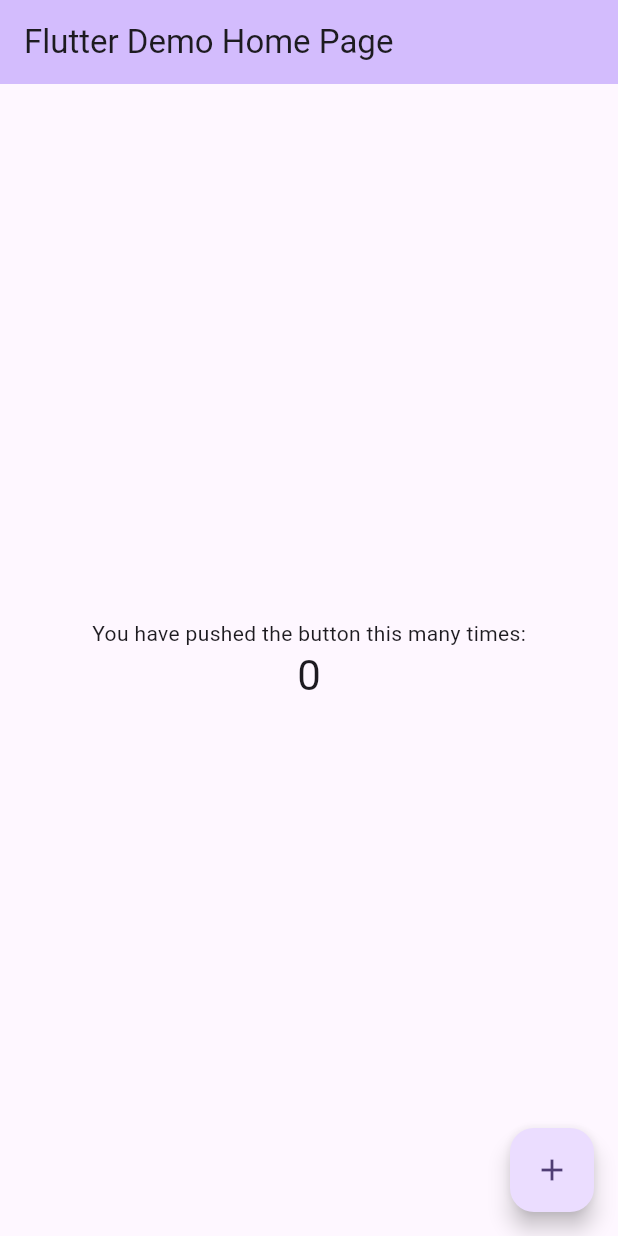
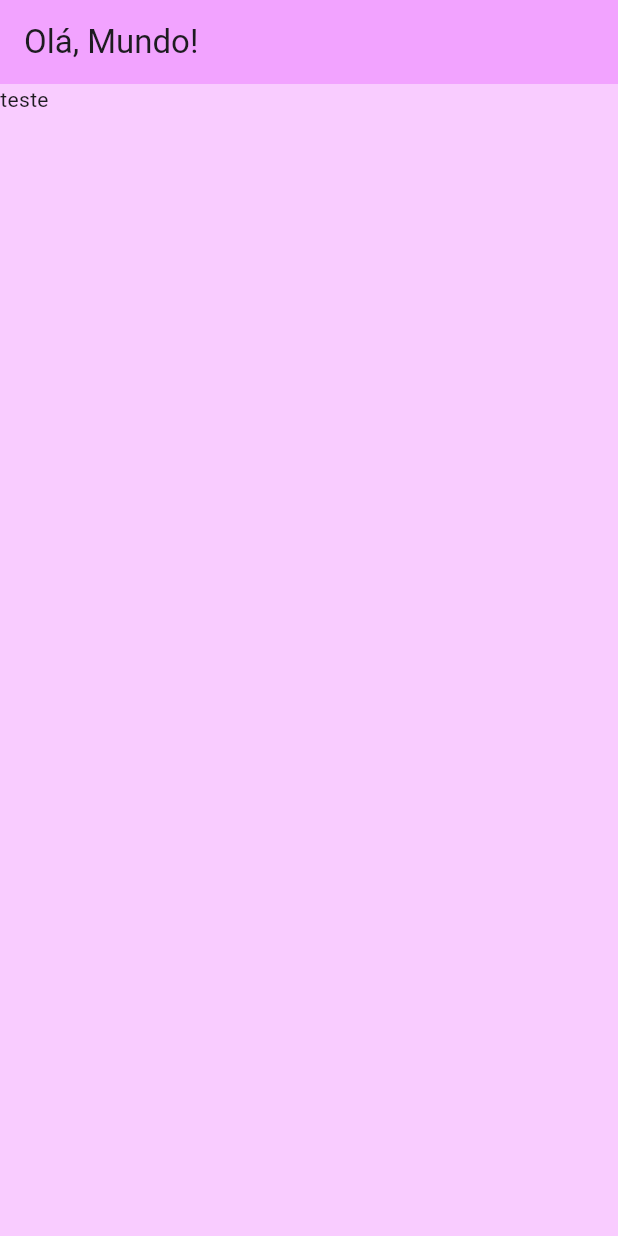
Before and after one commit to SuzanaHM/Portifolio, a Flutter app: the screen it shows after launch, on a phone screen of 412 x 824 dp. Run offline on Flutter 3.47's test engine with Material 3 defaults, Android fonts, the phone set to English and light mode, and no system bars.

Commit message:
Iniciando programação front-end

```diff
--- a/lib/main.dart
+++ b/lib/main.dart
@@ -1,122 +1,32 @@
 import 'package:flutter/material.dart';
 
 void main() {
-  runApp(const MyApp());
+  runApp(
+    MaterialApp(
+      title: 'Suzana Martins',
+      home: MyMain(),
+      theme: ThemeData(
+        primaryColor: Colors.green,
+        scaffoldBackgroundColor: Color(0xFFF9CCFF),
+        appBarTheme: AppBarThemeData(backgroundColor: Color(0xFFF2A3FF)),
+      ),
+    ),
+  );
 }
 
-class MyApp extends StatelessWidget {
-  const MyApp({super.key});
-
-  // This widget is the root of your application.
+class MyMain extends StatelessWidget {
   @override
   Widget build(BuildContext context) {
-    return MaterialApp(
-      title: 'Flutter Demo',
-      theme: ThemeData(
-        // This is the theme of your application.
-        //
-        // TRY THIS: Try running your application with "flutter run". You'll see
-        // the application has a purple toolbar. Then, without quitting the app,
-        // try changing the seedColor in the colorScheme below to Colors.green
-        // and then invoke "hot reload" (save your changes or press the "hot
-        // reload" button in a Flutter-supported IDE, or press "r" if you used
-        // the command line to start the app).
-        //
-        // Notice that the counter didn't reset back to zero; the application
-        // state is not lost during the reload. To reset the state, use hot
-        // restart instead.
-        //
-        // This works for code too, not just values: Most code changes can be
-        // tested with just a hot reload.
-        colorScheme: ColorScheme.fromSeed(seedColor: Colors.deepPurple),
-      ),
-      home: const MyHomePage(title: 'Flutter Demo Home Page'),
+    return Scaffold(
+      appBar: AppBar(title: Text('Olá, Mundo!')),
+      body: Principal(),
     );
   }
 }
 
-class MyHomePage extends StatefulWidget {
-  const MyHomePage({super.key, required this.title});
-
-  // This widget is the home page of your application. It is stateful, meaning
-  // that it has a State object (defined below) that contains fields that affect
-  // how it looks.
-
-  // This class is the configuration for the state. It holds the values (in this
-  // case the title) provided by the parent (in this case the App widget) and
-  // used by the build method of the State. Fields in a Widget subclass are
-  // always marked "final".
-
-  final String title;
-
-  @override
-  State<MyHomePage> createState() => _MyHomePageState();
-}
-
-class _MyHomePageState extends State<MyHomePage> {
-  int _counter = 0;
-
-  void _incrementCounter() {
-    setState(() {
-      // This call to setState tells the Flutter framework that something has
-      // changed in this State, which causes it to rerun the build method below
-      // so that the display can reflect the updated values. If we changed
-      // _counter without calling setState(), then the build method would not be
-      // called again, and so nothing would appear to happen.
-      _counter++;
-    });
-  }
-
+class Principal extends StatelessWidget {
   @override
   Widget build(BuildContext context) {
-    // This method is rerun every time setState is called, for instance as done
-    // by the _incrementCounter method above.
-    //
-    // The Flutter framework has been optimized to make rerunning build methods
-    // fast, so that you can just rebuild anything that needs updating rather
-    // than having to individually change instances of widgets.
-    return Scaffold(
-      appBar: AppBar(
-        // TRY THIS: Try changing the color here to a specific color (to
-        // Colors.amber, perhaps?) and trigger a hot reload to see the AppBar
-        // change color while the other colors stay the same.
-        backgroundColor: Theme.of(context).colorScheme.inversePrimary,
-        // Here we take the value from the MyHomePage object that was created by
-        // the App.build method, and use it to set our appbar title.
-        title: Text(widget.title),
-      ),
-      body: Center(
-        // Center is a layout widget. It takes a single child and positions it
-        // in the middle of the parent.
-        child: Column(
-          // Column is also a layout widget. It takes a list of children and
-          // arranges them vertically. By default, it sizes itself to fit its
-          // children horizontally, and tries to be as tall as its parent.
-          //
-          // Column has various properties to control how it sizes itself and
-          // how it positions its children. Here we use mainAxisAlignment to
-          // center the children vertically; the main axis here is the vertical
-          // axis because Columns are vertical (the cross axis would be
-          // horizontal).
-          //
-          // TRY THIS: Invoke "debug painting" (choose the "Toggle Debug Paint"
-          // action in the IDE, or press "p" in the console), to see the
-          // wireframe for each widget.
-          mainAxisAlignment: MainAxisAlignment.center,
-          children: <Widget>[
-            const Text('You have pushed the button this many times:'),
-            Text(
-              '$_counter',
-              style: Theme.of(context).textTheme.headlineMedium,
-            ),
-          ],
-        ),
-      ),
-      floatingActionButton: FloatingActionButton(
-        onPressed: _incrementCounter,
-        tooltip: 'Increment',
-        child: const Icon(Icons.add),
-      ), // This trailing comma makes auto-formatting nicer for build methods.
-    );
+    return Container(child: Text('teste'));
   }
 }
```
Also changed, not shown: imagens/java.png (added), lib/header.dart (added), lib/projeto.dart (added), lib/projetos.dart (added), lib/sobremim.dart (added), 5 other files.
